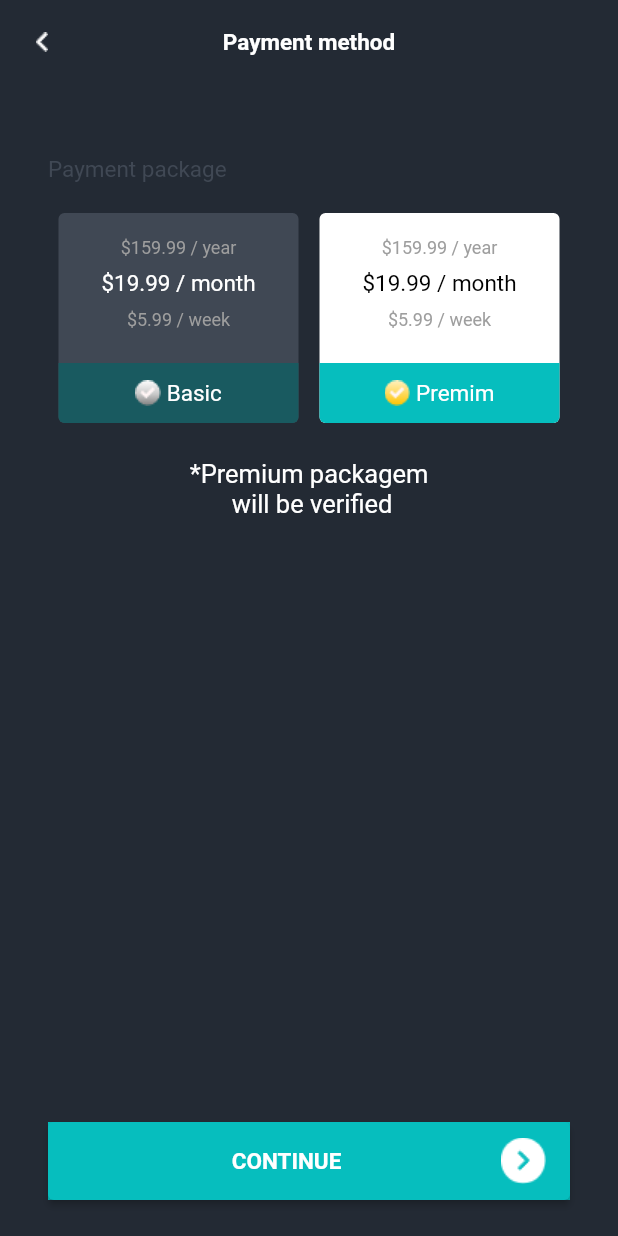
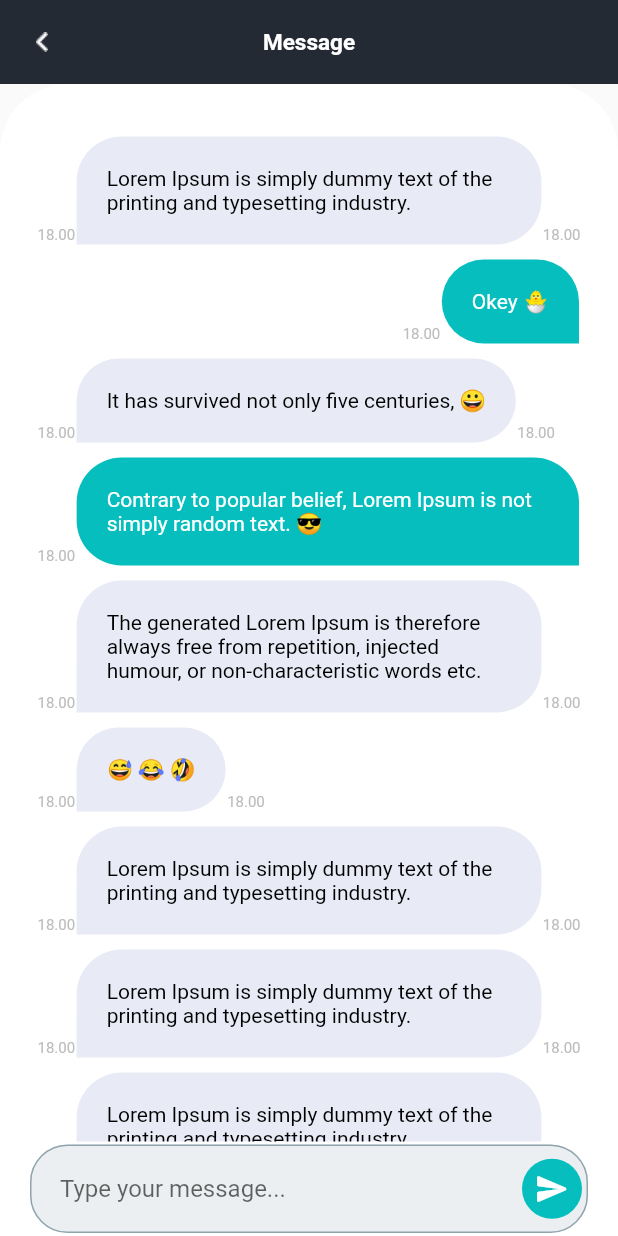
Before and after one commit to saddamAfzal07/u2me, a Flutter app: the screen it shows after launch, on a phone screen of 412 x 824 dp. Run offline on Flutter 3.47's test engine with Material 2 defaults, Android fonts, the light colour scheme and no system bars.

Commit message:
chat_screen

```diff
--- a/lib/main.dart
+++ b/lib/main.dart
@@ -1,5 +1,6 @@
 import 'package:flutter/material.dart';
 import 'package:u2me/constants/colors/colors.dart';
+import 'package:u2me/pages/settings/onclick/chat/chat_screen.dart';
 import 'package:u2me/pages/settings/onclick/data_policy_screen.dart';
 import 'package:u2me/pages/settings/onclick/payment_method/payment_method.dart';
 
@@ -22,7 +23,7 @@ class MyApp extends StatelessWidget {
       theme: ThemeData(
         primaryColor: AppColor.primary,
       ),
-      home: const PaymentMethodScreen(),
+      home: ChatPage(),
     );
   }
 }
--- /dev/null
+++ b/lib/pages/settings/onclick/chat/chat_screen.dart
@@ -0,0 +1,304 @@
+import 'package:flutter/material.dart';
+import 'package:u2me/constants/colors/colors.dart';
+
+class ChatPage extends StatefulWidget {
+  @override
+  _ChatPageState createState() => _ChatPageState();
+}
+
+class _ChatPageState extends State<ChatPage> {
+  @override
+  Widget build(BuildContext context) {
+    return Scaffold(
+      appBar: AppBar(
+        centerTitle: true,
+        elevation: 0,
+        backgroundColor: AppColor.background,
+        leading: Image.asset(
+          "assets/images/backarrow.png",
+          width: 7,
+          height: 12,
+        ),
+        title: const Text(
+          "Message",
+          style: TextStyle(
+            fontSize: 15.0,
+            fontWeight: FontWeight.bold,
+            color: AppColor.white,
+          ),
+        ),
+      ),
+      // backgroundColor: Colors.indigo,
+      body: SafeArea(
+        child: Stack(
+          children: [
+            Column(
+              children: [
+                // _topChat(),
+                _bodyChat(),
+                // SizedBox(
+                //   height: 100,
+                // )
+              ],
+            ),
+            _formChat(),
+          ],
+        ),
+      ),
+    );
+  }
+
+  _topChat() {
+    return Container(
+      padding: EdgeInsets.symmetric(horizontal: 30, vertical: 25),
+      child: Row(
+        mainAxisAlignment: MainAxisAlignment.spaceBetween,
+        children: [
+          Row(
+            children: [
+              GestureDetector(
+                onTap: () => Navigator.of(context).pop(),
+                child: const Icon(
+                  Icons.arrow_back_ios,
+                  size: 25,
+                  color: Colors.white,
+                ),
+              ),
+              const Text(
+                'Fiona',
+                style: TextStyle(
+                    fontSize: 28,
+                    fontWeight: FontWeight.bold,
+                    color: Colors.white),
+              ),
+            ],
+          ),
+          Row(
+            children: [
+              Container(
+                padding: EdgeInsets.all(12),
+                decoration: BoxDecoration(
+                  borderRadius: BorderRadius.circular(50),
+                  color: Colors.black12,
+                ),
+                child: const Icon(
+                  Icons.call,
+                  size: 25,
+                  color: Colors.white,
+                ),
+              ),
+              const SizedBox(
+                width: 20,
+              ),
+              Container(
+                padding: const EdgeInsets.all(12),
+                decoration: BoxDecoration(
+                  borderRadius: BorderRadius.circular(50),
+                  color: Colors.black12,
+                ),
+                child: const Icon(
+                  Icons.videocam,
+                  size: 25,
+                  color: Colors.white,
+                ),
+              ),
+            ],
+          )
+        ],
+      ),
+    );
+  }
+
+  Widget _bodyChat() {
+    return Expanded(
+      child: Container(
+        padding: const EdgeInsets.only(left: 25, right: 25, top: 25),
+        width: double.infinity,
+        decoration: const BoxDecoration(
+          borderRadius: BorderRadius.only(
+              topLeft: Radius.circular(45), topRight: Radius.circular(45)),
+          color: Colors.white,
+        ),
+        child: ListView(
+          physics: const BouncingScrollPhysics(),
+          children: [
+            _itemChat(
+              // avatar: 'assets/image/5.jpg',
+              chat: 1,
+              message:
+                  'Lorem Ipsum is simply dummy text of the printing and typesetting industry.',
+              time: '18.00',
+            ),
+            _itemChat(
+              chat: 0,
+              message: 'Okey 🐣',
+              time: '18.00',
+            ),
+            _itemChat(
+              // avatar: 'assets/image/5.jpg',
+              chat: 1,
+              message: 'It has survived not only five centuries, 😀',
+              time: '18.00',
+            ),
+            _itemChat(
+              chat: 0,
+              message:
+                  'Contrary to popular belief, Lorem Ipsum is not simply random text. 😎',
+              time: '18.00',
+            ),
+            _itemChat(
+              // avatar: 'assets/image/5.jpg',
+              chat: 1,
+              message:
+                  'The generated Lorem Ipsum is therefore always free from repetition, injected humour, or non-characteristic words etc.',
+              time: '18.00',
+            ),
+            _itemChat(
+              // avatar: 'assets/image/5.jpg',
+              chat: 1,
+              message: '😅 😂 🤣',
+              time: '18.00',
+            ),
+            _itemChat(
+              // avatar: 'assets/image/5.jpg',
+              chat: 1,
+              message:
+                  'Lorem Ipsum is simply dummy text of the printing and typesetting industry.',
+              time: '18.00',
+            ),
+            _itemChat(
+              // avatar: 'assets/image/5.jpg',
+              chat: 1,
+              message:
+                  'Lorem Ipsum is simply dummy text of the printing and typesetting industry.',
+              time: '18.00',
+            ),
+            _itemChat(
+              // avatar: 'assets/image/5.jpg',
+              chat: 1,
+              message:
+                  'Lorem Ipsum is simply dummy text of the printing and typesetting industry.',
+              time: '18.00',
+            ),
+          ],
+        ),
+      ),
+    );
+  }
+
+  // 0 = Send
+  // 1 = Recieved
+  _itemChat({required int chat, required message, required time}) {
+    return Row(
+      mainAxisAlignment:
+          chat == 0 ? MainAxisAlignment.end : MainAxisAlignment.start,
+      crossAxisAlignment: CrossAxisAlignment.end,
+      children: [
+        Text(
+          '$time',
+          style: TextStyle(color: Colors.grey.shade400, fontSize: 10.0),
+        ),
+        Flexible(
+          child: Container(
+            margin: EdgeInsets.only(left: 1, right: 1, top: 10),
+            padding: EdgeInsets.all(20),
+            decoration: BoxDecoration(
+              color: chat == 0 ? AppColor.primary : Colors.indigo.shade50,
+              borderRadius: chat == 0
+                  ? const BorderRadius.only(
+                      topLeft: Radius.circular(30),
+                      topRight: Radius.circular(30),
+                      bottomLeft: Radius.circular(30),
+                    )
+                  : const BorderRadius.only(
+                      topLeft: Radius.circular(30),
+                      topRight: Radius.circular(30),
+                      bottomRight: Radius.circular(30),
+                    ),
+            ),
+            child: Text(
+              '$message',
+              style: TextStyle(
+                color: chat == 0 ? AppColor.white : Colors.black,
+              ),
+            ),
+          ),
+        ),
+        chat == 1
+            ? Text(
+                '$time',
+                style: TextStyle(
+                  color: Colors.grey.shade400,
+                  fontSize: 10.0,
+                ),
+              )
+            : SizedBox(),
+      ],
+    );
+  }
+
+  Widget _formChat() {
+    return Positioned(
+      child: Align(
+        alignment: Alignment.bottomCenter,
+        child: Container(
+          // height: 120,
+          padding: EdgeInsets.symmetric(vertical: 2, horizontal: 20),
+          color: Colors.white,
+          child: TextField(
+            decoration: InputDecoration(
+              hintText: 'Type your message...',
+              suffixIcon: Container(
+                margin: EdgeInsets.all(4),
+                decoration: BoxDecoration(
+                    borderRadius: BorderRadius.circular(50),
+                    color: AppColor.primary),
+                padding: const EdgeInsets.all(2),
+                child: const Icon(
+                  Icons.send_rounded,
+                  color: Colors.white,
+                  size: 24,
+                ),
+              ),
+              filled: true,
+              fillColor: Colors.blueGrey[50],
+              labelStyle: const TextStyle(fontSize: 12),
+              contentPadding: const EdgeInsets.all(20),
+              enabledBorder: OutlineInputBorder(
+                borderSide: BorderSide(color: Colors.blueGrey.shade300),
+                borderRadius: BorderRadius.circular(25),
+              ),
+              focusedBorder: OutlineInputBorder(
+                borderSide: BorderSide(color: Colors.blueGrey.shade200),
+                borderRadius: BorderRadius.circular(25),
+              ),
+            ),
+          ),
+        ),
+      ),
+    );
+  }
+}
+
+// class Avatar extends StatelessWidget {
+//   final double size;
+//   final image;
+//   final EdgeInsets margin;
+//   Avatar({this.image, this.size = 50, this.margin = const EdgeInsets.all(0)});
+//   @override
+//   Widget build(BuildContext context) {
+//     return Padding(
+//       padding: margin,
+//       child: Container(
+//         width: size,
+//         height: size,
+//         decoration: BoxDecoration(
+//           shape: BoxShape.circle,
+//           image:  DecorationImage(
+//             image: AssetImage(image),
+//           ),
+//         ),
+//       ),
+//     );
+//   }
+// }
```
